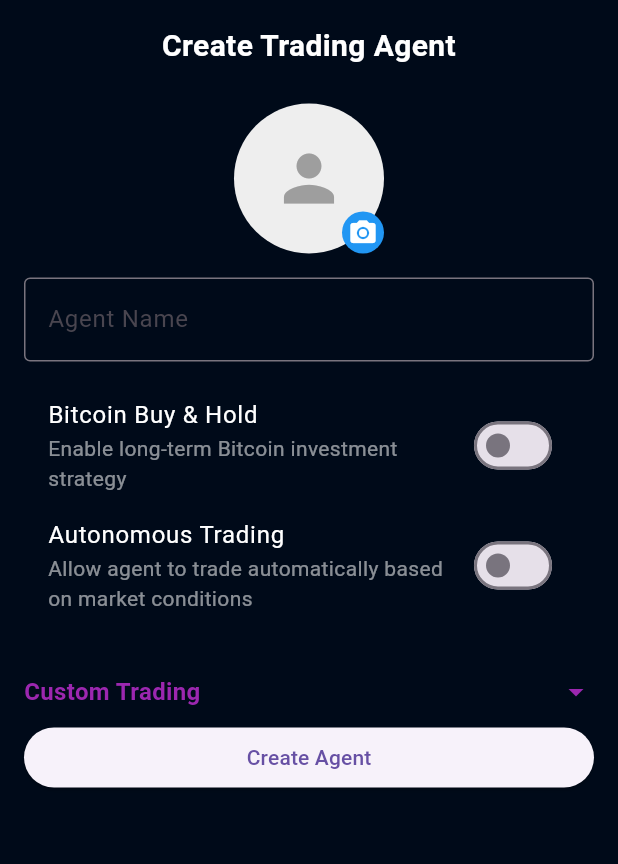
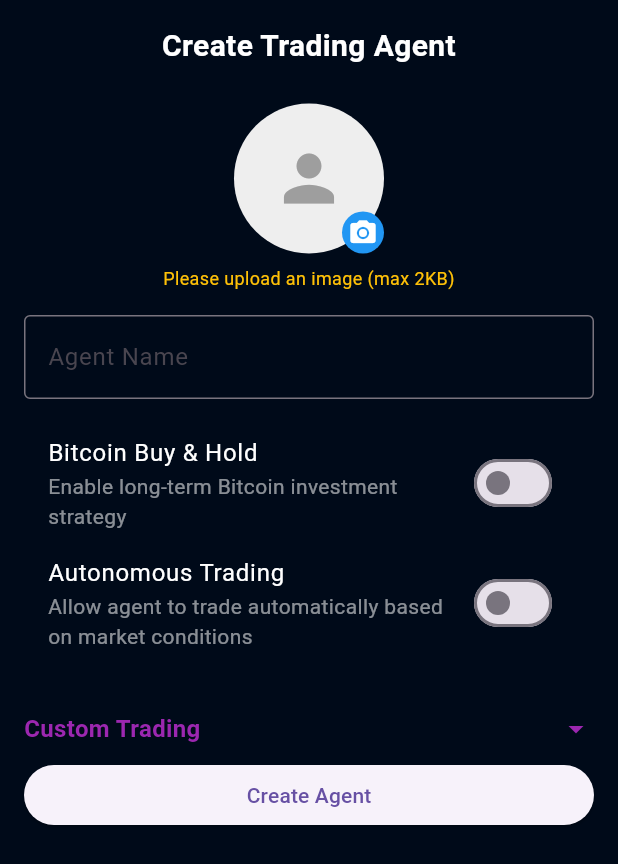
Before and after one commit to ZkAGI/PawPad, a Flutter app: the CreateAgentForm widget shown alone on an empty page, opened directly, after a tap on the "camera alt" icon, on a phone screen of 412 x 824 dp. Shown: the top 864 px of the screen. Run offline on Flutter 3.47's test engine with Material 3 defaults, Android fonts, the phone set to English and light mode, and no system bars; our stand-ins replace device_info_plus, flutter_secure_storage, image_picker, local_auth, shared_preferences; missing offline and left inert: bip39, solana; accounts and stored records are empty; network calls fail; Roboto replaces fonts that are missing (TT Firs Neue).

Commit message:
create agent form image upload bug fixed and image size minified

```diff
--- a/lib/screens/home_screen.dart
+++ b/lib/screens/home_screen.dart
@@ -8,6 +8,7 @@ import 'package:image_picker/image_picker.dart';
 import 'dart:convert';
 import 'package:http/http.dart' as http;
 import '../services/wallet_storage_service.dart';
+import '../utils/image_utils.dart';
 import '../widgets/gradient_card.dart';
 import '../services/signal_scheduler_service.dart';
 import '../widgets/trending_agents_list.dart';
@@ -762,9 +763,15 @@ class _CreateAgentFormState extends State<CreateAgentForm> {
   final _nameController = TextEditingController();
   String? _imagePath;
   bool _isLoading = false;
+
+  bool _isImageValid = false; // Add this flag to track image validity
+  String? _imageError; // Add this to store error message
+  bool _isCompressingImage = false;
+
   // Add toggle state variables
   bool _bitcoinBuyAndHold = false;
   bool _autonomousTrading = false;
+
 
   // Add near the top of your _CreateAgentFormState class
   bool _showCustomTrading = false;
@@ -857,13 +864,60 @@ class _CreateAgentFormState extends State<CreateAgentForm> {
   }
 
   Future<void> _pickImage() async {
+    setState(() {
+      _isCompressingImage = false;
+      _imageError = null;
+    });
+
     final picker = ImagePicker();
     final pickedFile = await picker.pickImage(source: ImageSource.gallery);
 
     if (pickedFile != null) {
       setState(() {
+        _isCompressingImage = true;
+      });
+
+      try {
+        // Check file size
+        final file = File(pickedFile.path);
+        final sizeInKB = await file.length() / 1024;
+
+        if (sizeInKB <= 2) {
+          // File is already small enough
+          setState(() {
             _imagePath = pickedFile.path;
-      });
+            _isImageValid = true;
+            _isCompressingImage = false;
+          });
+        } else {
+          // Try to compress the image
+          final compressedPath = await ImageUtils.compressAndValidateImage(pickedFile.path);
+
+          if (compressedPath != null) {
+            setState(() {
+              _imagePath = compressedPath;
+              _isImageValid = true;
+              _imageError = null;
+            });
+          } else {
+            setState(() {
+              _imagePath = null;
+              _isImageValid = false;
+              _imageError = 'Image is too large and could not be compressed below 2KB. Please choose a smaller image.';
+            });
+          }
+        }
+      } catch (e) {
+        setState(() {
+          _imagePath = null;
+          _isImageValid = false;
+          _imageError = 'Error processing image: $e';
+        });
+      } finally {
+        setState(() {
+          _isCompressingImage = false;
+        });
+      }
     }
   }
 
@@ -903,6 +957,17 @@ class _CreateAgentFormState extends State<CreateAgentForm> {
   }
 
   Future<void> _createAgentAndRecord() async {
+
+    if (!_isImageValid || _imagePath == null) {
+      ScaffoldMessenger.of(context).showSnackBar(
+        const SnackBar(
+          content: Text('Please upload a valid image under 2KB'),
+          backgroundColor: Colors.red,
+        ),
+      );
+      return;
+    }
+
 
   if (_bitcoinBuyAndHold || _autonomousTrading || (_showCustomTrading && _selectedCoins.isNotEmpty && _selectedTimeframe != null)) {
       // Initialize the scheduler service to start checking signals for the new agent
@@ -1440,8 +1505,11 @@ class _CreateAgentFormState extends State<CreateAgentForm> {
             const SizedBox(height: 24),
 
             // Agent image picker
+
             Center(
-              child: Stack(
+              child: Column(
+                children: [
+                  Stack(
                     children: [
                       CircleAvatar(
                         radius: 50,
@@ -1449,7 +1517,9 @@ class _CreateAgentFormState extends State<CreateAgentForm> {
                         backgroundImage: _imagePath != null
                             ? FileImage(File(_imagePath!))
                             : null,
-                    child: _imagePath == null
+                        child: _isCompressingImage
+                            ? const CircularProgressIndicator()
+                            : _imagePath == null
                             ? const Icon(Icons.person, size: 50, color: Colors.grey)
                             : null,
                       ),
@@ -1474,8 +1544,64 @@ class _CreateAgentFormState extends State<CreateAgentForm> {
                       ),
                     ],
                   ),
+                  if (_imageError != null)
+                    Padding(
+                      padding: const EdgeInsets.only(top: 8.0),
+                      child: Text(
+                        _imageError!,
+                        style: const TextStyle(color: Colors.red, fontSize: 12),
+                        textAlign: TextAlign.center,
+                      ),
+                    ),
+                  if (_imagePath == null && _imageError == null)
+                    const Padding(
+                      padding: EdgeInsets.only(top: 8.0),
+                      child: Text(
+                        'Please upload an image (max 2KB)',
+                        style: TextStyle(color: Colors.amber, fontSize: 12),
+                        textAlign: TextAlign.center,
+                      ),
+                    ),
+                ],
+              ),
             ),
             const SizedBox(height: 16),
+            // Center(
+            //   child: Stack(
+            //     children: [
+            //       CircleAvatar(
+            //         radius: 50,
+            //         backgroundColor: Colors.grey.shade200,
+            //         backgroundImage: _imagePath != null
+            //             ? FileImage(File(_imagePath!))
+            //             : null,
+            //         child: _imagePath == null
+            //             ? const Icon(Icons.person, size: 50, color: Colors.grey)
+            //             : null,
+            //       ),
+            //       Positioned(
+            //         bottom: 0,
+            //         right: 0,
+            //         child: InkWell(
+            //           onTap: _pickImage,
+            //           child: Container(
+            //             padding: const EdgeInsets.all(4),
+            //             decoration: const BoxDecoration(
+            //               color: Colors.blue,
+            //               shape: BoxShape.circle,
+            //             ),
+            //             child: const Icon(
+            //               Icons.camera_alt,
+            //               color: Colors.white,
+            //               size: 20,
+            //             ),
+            //           ),
+            //         ),
+            //       ),
+            //     ],
+            //   ),
+            // ),
+            // const SizedBox(height: 16),
 
             // Agent name field
             TextFormField(
--- a/pubspec.yaml
+++ b/pubspec.yaml
@@ -32,6 +32,8 @@ dependencies:
     sdk: flutter
   http: ^1.4.0
   flutter_js: ^0.8.3
+  image: ^4.0.17
+  path_provider: ^2.1.0
 
   # The following adds the Cupertino Icons font to your application.
   # Use with the CupertinoIcons class for iOS style icons.
```
Also changed, not shown: lib/utils/image_utils.dart (added, +75 -0 lines), pubspec.lock. Lines whose indentation alone changed are shown as unchanged.
